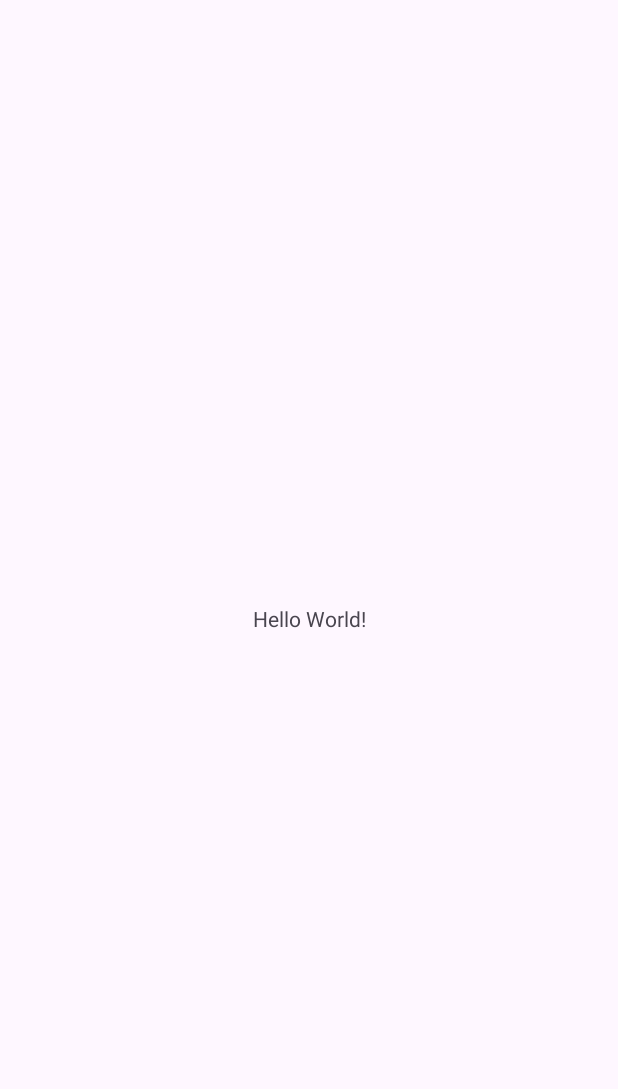
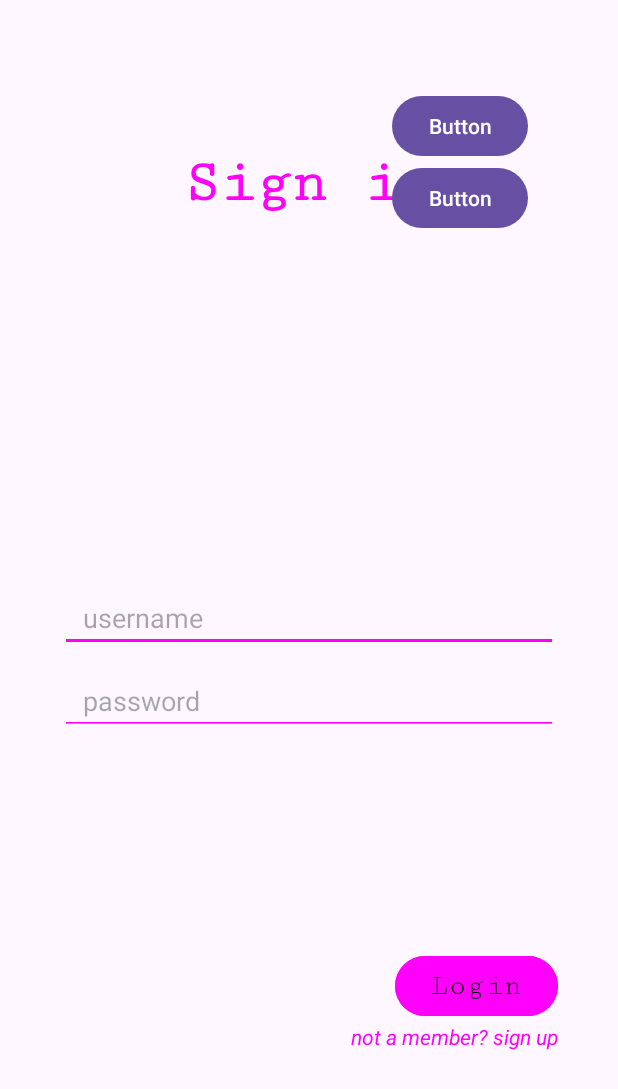
Before and after one commit to sixaruliketi/First-Project-2024, an Android app: the screen it shows after launch (MainActivity), on a phone screen of 412 x 824 dp. Before the commit the part shown is almost empty. Shown: the top 1089 px of the screen. Run offline under Robolectric (Android 15) with nearby library versions, the light colour scheme and no system bars.

Commit message:
added layouts

```diff
--- a/app/src/main/res/layout/activity_main.xml
+++ b/app/src/main/res/layout/activity_main.xml
@@ -1,18 +1,90 @@
 <?xml version="1.0" encoding="utf-8"?>
-<androidx.constraintlayout.widget.ConstraintLayout xmlns:android="http://schemas.android.com/apk/res/android"
-    xmlns:app="http://schemas.android.com/apk/res-auto"
-    xmlns:tools="http://schemas.android.com/tools"
+<androidx.constraintlayout.widget.ConstraintLayout xmlns:tools="http://schemas.android.com/tools"
+    xmlns:android="http://schemas.android.com/apk/res/android"
     android:layout_width="match_parent"
     android:layout_height="match_parent"
+    xmlns:app="http://schemas.android.com/apk/res-auto"
     tools:context=".MainActivity">
+
+    <TextView
+        android:id="@+id/signInTitle"
+        android:layout_width="wrap_content"
+        android:layout_height="wrap_content"
+        android:text="Sign in"
+        android:textColor="@color/pink"
+        android:fontFamily="serif-monospace"
+        android:textSize="40sp"
+        android:textStyle="bold"
+        android:layout_marginTop="100dp"
+        app:layout_constraintEnd_toEndOf="parent"
+        app:layout_constraintStart_toStartOf="parent"
+        app:layout_constraintTop_toTopOf="parent" />
+
+    <EditText
+        android:id="@+id/userNameEditText"
+        android:layout_width="match_parent"
+        android:layout_height="wrap_content"
+        android:layout_marginHorizontal="40dp"
+        android:backgroundTint="@color/pink"
+        android:hint="username"
+        android:paddingStart="15dp"
+        app:layout_constraintBottom_toBottomOf="parent"
+        app:layout_constraintEnd_toEndOf="parent"
+        app:layout_constraintStart_toStartOf="parent"
+        app:layout_constraintTop_toTopOf="parent" />
+
+    <EditText
+        android:id="@+id/passwordEditText"
+        android:layout_width="0dp"
+        android:layout_height="wrap_content"
+        android:backgroundTint="@color/pink"
+        android:hint="password"
+        android:paddingStart="15dp"
+        android:layout_marginTop="10dp"
+        app:layout_constraintEnd_toEndOf="@+id/userNameEditText"
+        app:layout_constraintStart_toStartOf="@+id/userNameEditText"
+        app:layout_constraintTop_toBottomOf="@+id/userNameEditText" />
+
+    <Button
+        android:id="@+id/loginButton"
+        android:layout_width="wrap_content"
+        android:layout_height="wrap_content"
+        android:backgroundTint="@color/pink"
+        android:fontFamily="serif-monospace"
+        android:text="Login"
+        android:textColor="@color/black"
+        android:textSize="19sp"
+        app:layout_constraintBottom_toBottomOf="parent"
+        app:layout_constraintEnd_toEndOf="@+id/passwordEditText"
+        app:layout_constraintTop_toBottomOf="@+id/passwordEditText" />
 
     <TextView
         android:layout_width="wrap_content"
         android:layout_height="wrap_content"
-        android:text="Hello World!"
-        app:layout_constraintBottom_toBottomOf="parent"
+        android:text="not a member? sign up"
+        android:textColor="@color/pink"
+        android:textStyle="italic"
+        app:layout_constraintEnd_toEndOf="@+id/loginButton"
+        app:layout_constraintTop_toBottomOf="@id/loginButton" />
+
+    <LinearLayout
+        android:layout_width="wrap_content"
+        android:layout_height="wrap_content"
+        android:orientation="vertical"
+        android:layout_margin="60dp"
         app:layout_constraintEnd_toEndOf="parent"
-        app:layout_constraintStart_toStartOf="parent"
-        app:layout_constraintTop_toTopOf="parent"/>
+        app:layout_constraintTop_toTopOf="parent">
 
+        <Button
+            android:id="@+id/button"
+            android:layout_width="match_parent"
+            android:layout_height="wrap_content"
+            android:text="Button" />
+
+        <Button
+            android:id="@+id/button2"
+            android:layout_width="match_parent"
+            android:layout_height="wrap_content"
+            android:text="Button" />
+    </LinearLayout>
 </androidx.constraintlayout.widget.ConstraintLayout>
--- a/app/src/main/res/values/colors.xml
+++ b/app/src/main/res/values/colors.xml
@@ -2,6 +2,6 @@
 <resources>
     <color name="black">#FF000000</color>
     <color name="white">#FFFFFFFF</color>
-    <color name="pink">#E46DFF</color>
+    <color name="pink">#FF00FA</color>
 
 </resources>
```
Also changed, not shown: app/src/main/res/layout/activity_second.xml (added, +49 -0 lines).
